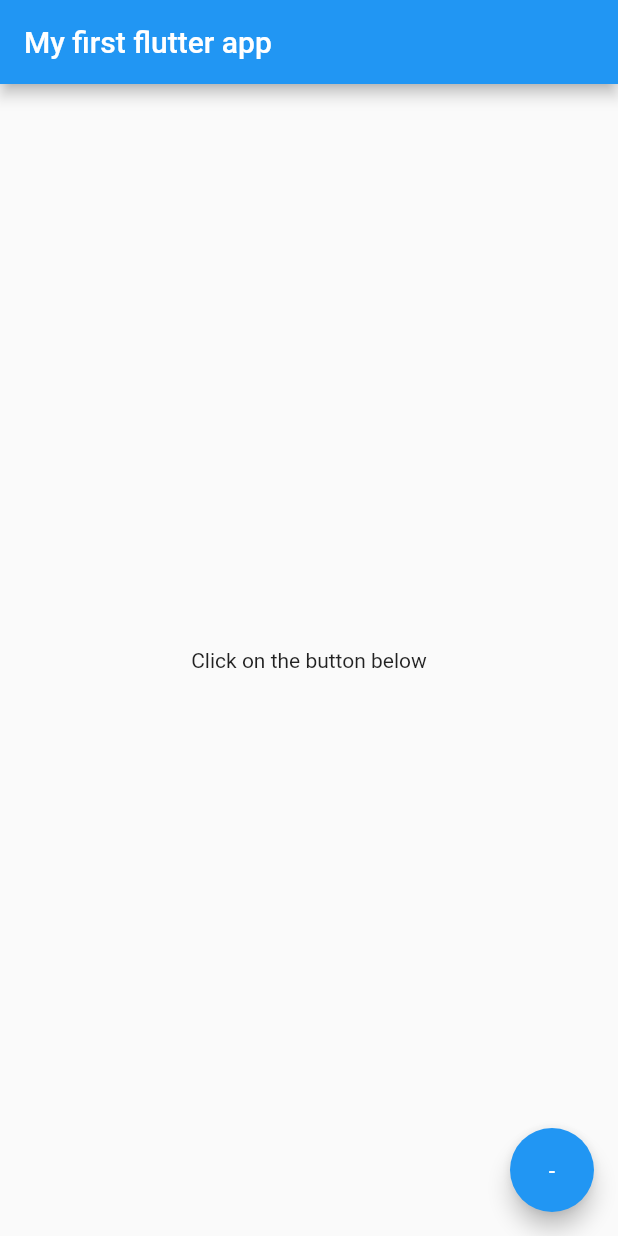
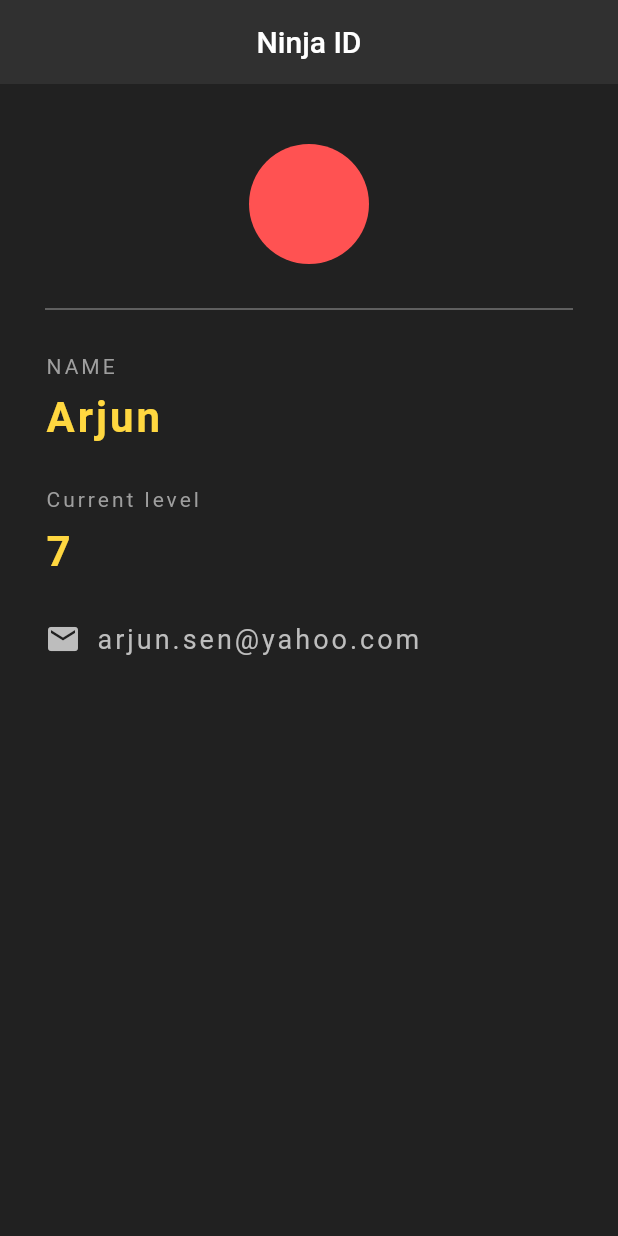
Before and after one commit to aj-varus/dummy_app, a Flutter app: the screen it shows after launch, on a phone screen of 412 x 824 dp. Run offline on Flutter 3.47's test engine with Material 2 defaults, Android fonts, the phone set to English and light mode, and no system bars.

Commit message:
Checking in Ninja App

```diff
--- /dev/null
+++ b/lib/ninja_id.dart
@@ -0,0 +1,90 @@
+import 'package:flutter/material.dart';
+
+class NinjaId extends StatelessWidget {
+  const NinjaId({Key? key}) : super(key: key);
+
+  @override
+  Widget build(BuildContext context) {
+    return Scaffold(
+      backgroundColor: Colors.grey[900],
+      appBar: AppBar(
+        title: const Text("Ninja ID"),
+        centerTitle: true,
+        backgroundColor: Colors.grey[850],
+        elevation: 0.0,
+      ),
+      body: Padding(
+        padding: const EdgeInsets.fromLTRB(30.0, 40.0, 30.0, 0.0),
+        child: Column(
+          crossAxisAlignment: CrossAxisAlignment.start,
+          children: <Widget>[
+            const Center(
+              child: CircleAvatar(
+                backgroundColor: Colors.redAccent,
+                radius: 40.0,
+              ),
+            ),
+             Divider(
+              height: 60.0,
+              color: Colors.grey[500],),
+            const Text("NAME",
+            style: TextStyle(
+              color: Colors.grey,
+              letterSpacing: 2.0
+            ),
+            ),
+            const SizedBox(
+              height: 10.0,
+              ),
+            const Text("Arjun",
+            style: TextStyle(
+              color: Colors.amberAccent,
+              letterSpacing: 2.0,
+              fontSize: 28.0,
+              fontWeight: FontWeight.bold
+            ),
+            ),
+            const SizedBox(height: 30.0,),
+            const Text("Current level",
+            style: TextStyle(
+              color: Colors.grey,
+              letterSpacing: 2.0
+            ),
+            ),
+            const SizedBox(
+              height: 10.0,
+              ),
+            const Text("7",
+            style: TextStyle(
+              color: Colors.amberAccent,
+              letterSpacing: 2.0,
+              fontSize: 28.0,
+              fontWeight: FontWeight.bold
+            ),
+            ),
+            const SizedBox(
+              height: 30.0,
+              ),
+            Row(
+              children: <Widget>[
+                Icon(
+                  Icons.email,
+                  color: Colors.grey[400],
+                ),
+                const SizedBox(width: 10.0,),
+                Text(
+                  "arjun.sen@yahoo.com",
+                  style: TextStyle(
+                    letterSpacing: 2.0,
+                    color: Colors.grey[400],
+                    fontSize: 18.0
+                  ),
+                )
+              ],
+            )
+          ]
+          ),
+        ),
+    );
+  }
+}
```
Also changed, not shown: lib/main.dart (+27 -4 lines), lib/main_copy.dart (deleted, +0 -115 lines).
